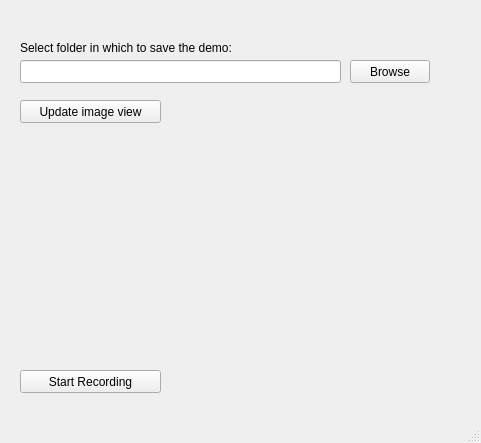
First picture: the form in gui/demo.ui, repository sophiamoyen/data_collection, before the edit.
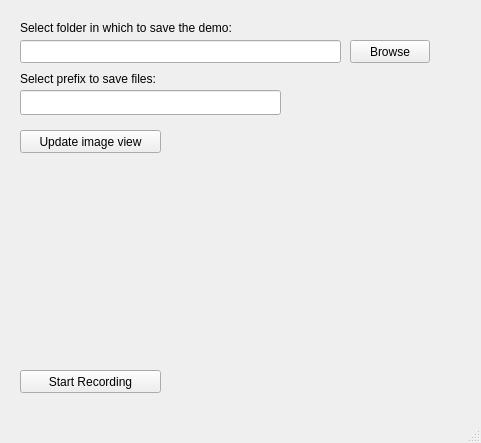
Second picture: the form after the edit.

Patch:
```diff
--- a/gui/demo.ui
+++ b/gui/demo.ui
@@ -31,7 +31,7 @@
     <property name="geometry">
      <rect>
       <x>20</x>
-      <y>60</y>
+      <y>40</y>
       <width>321</width>
       <height>23</height>
      </rect>
@@ -41,7 +41,7 @@
     <property name="geometry">
      <rect>
       <x>350</x>
-      <y>60</y>
+      <y>40</y>
       <width>80</width>
       <height>23</height>
      </rect>
@@ -54,7 +54,7 @@
     <property name="geometry">
      <rect>
       <x>20</x>
-      <y>40</y>
+      <y>20</y>
       <width>321</width>
       <height>16</height>
      </rect>
@@ -67,7 +67,7 @@
     <property name="geometry">
      <rect>
       <x>20</x>
-      <y>100</y>
+      <y>130</y>
       <width>141</width>
       <height>23</height>
      </rect>
@@ -102,6 +102,29 @@
      <string/>
     </property>
    </widget>
+   <widget class="QLineEdit" name="prefix">
+    <property name="geometry">
+     <rect>
+      <x>20</x>
+      <y>90</y>
+      <width>261</width>
+      <height>25</height>
+     </rect>
+    </property>
+   </widget>
+   <widget class="QLabel" name="label_2">
+    <property name="geometry">
+     <rect>
+      <x>20</x>
+      <y>70</y>
+      <width>201</width>
+      <height>17</height>
+     </rect>
+    </property>
+    <property name="text">
+     <string>Select prefix to save files:</string>
+    </property>
+   </widget>
   </widget>
   <widget class="QMenuBar" name="menubar">
    <property name="geometry">
```
Left out of the diff: 2 changed lines with no effect on the pictures.
